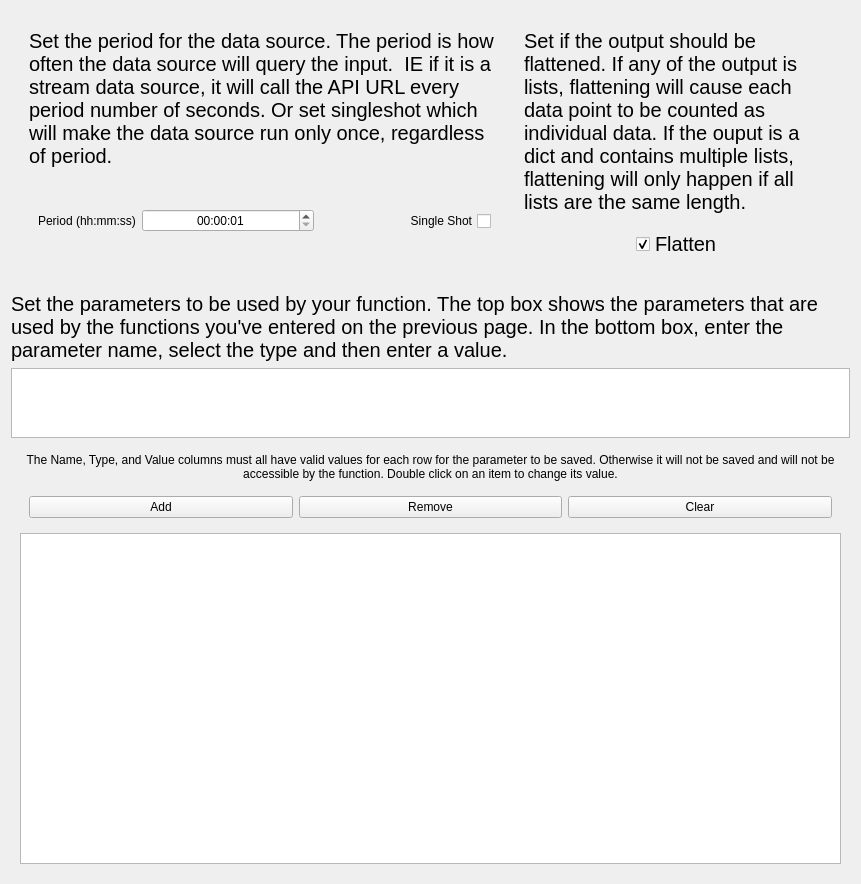
rmallow/howdyCoder, file howdyCoder/ui/qtUiFiles/createDataSourceParametersPage.ui: the form before one commit.
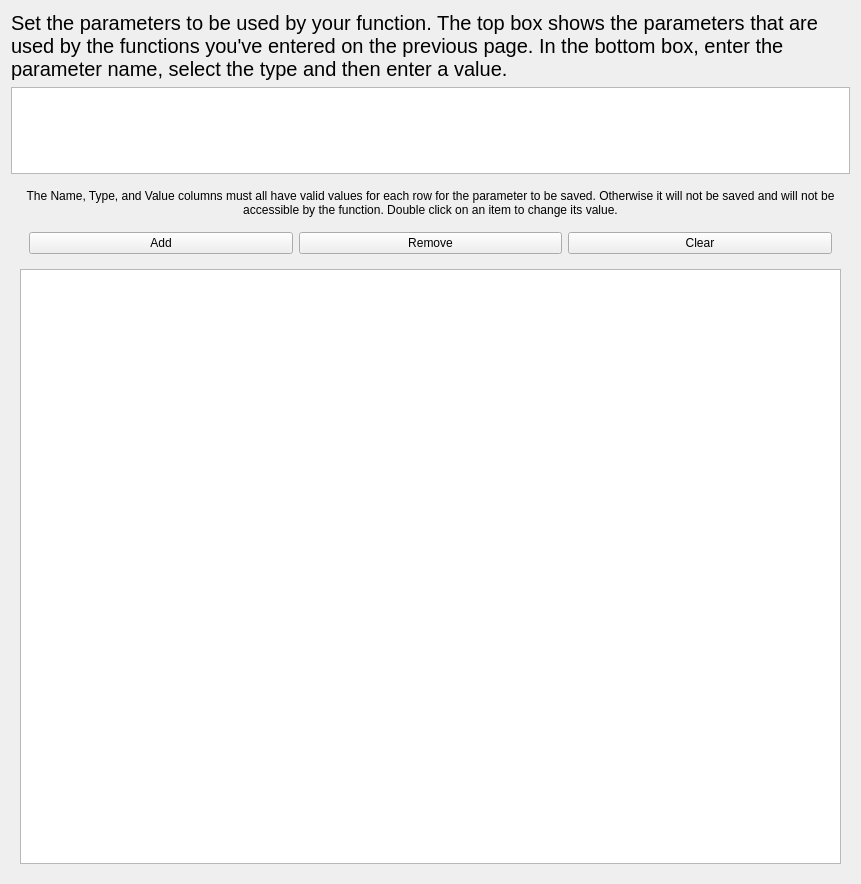
The form after the commit. Custom widgets are drawn as their Qt base class.

Commit message: modifying create wizard for settings pages, simplifying parameters/confirm pages

What changed in the file:
```diff
--- a/howdyCoder/ui/qtUiFiles/createDataSourceParametersPage.ui
+++ b/howdyCoder/ui/qtUiFiles/createDataSourceParametersPage.ui
@@ -14,194 +14,6 @@
    <string>CreateDataSourceParametersPage</string>
   </property>
   <layout class="QVBoxLayout" name="verticalLayout">
-   <item>
-    <widget class="QWidget" name="period_and_flatten_box" native="true">
-     <property name="sizePolicy">
-      <sizepolicy hsizetype="Preferred" vsizetype="Preferred">
-       <horstretch>0</horstretch>
-       <verstretch>2</verstretch>
-      </sizepolicy>
-     </property>
-     <layout class="QHBoxLayout" name="horizontalLayout">
-      <item>
-       <widget class="QWidget" name="periodWidgetBox" native="true">
-        <property name="sizePolicy">
-         <sizepolicy hsizetype="Preferred" vsizetype="Preferred">
-          <horstretch>3</horstretch>
-          <verstretch>0</verstretch>
-         </sizepolicy>
-        </property>
-        <layout class="QVBoxLayout" name="verticalLayout_2">
-         <item>
-          <widget class="QLabel" name="periodLabel">
-           <property name="font">
-            <font>
-             <pointsize>15</pointsize>
-            </font>
-           </property>
-           <property name="text">
-            <string>Set the period for the data source. The period is how often the data source will query the input.  IE if it is a stream data source, it will call the API URL every period number of seconds. Or set singleshot which will make the data source run only once, regardless of period.</string>
-           </property>
-           <property name="wordWrap">
-            <bool>true</bool>
-           </property>
-          </widget>
-         </item>
-         <item>
-          <widget class="QWidget" name="widget_11" native="true">
-           <layout class="QHBoxLayout" name="horizontalLayout_9">
-            <item>
-             <widget class="QLabel" name="label_3">
-              <property name="sizePolicy">
-               <sizepolicy hsizetype="Maximum" vsizetype="Preferred">
-                <horstretch>0</horstretch>
-                <verstretch>0</verstretch>
-               </sizepolicy>
-              </property>
-              <property name="text">
-               <string>Period (hh:mm:ss)</string>
-              </property>
-              <property name="alignment">
-               <set>Qt::AlignCenter</set>
-              </property>
-             </widget>
-            </item>
-            <item>
-             <widget class="QTimeEdit" name="time_edit">
-              <property name="alignment">
-               <set>Qt::AlignCenter</set>
-              </property>
-              <property name="date">
-               <date>
-                <year>2000</year>
-                <month>1</month>
-                <day>1</day>
-               </date>
-              </property>
-              <property name="minimumTime">
-               <time>
-                <hour>0</hour>
-                <minute>0</minute>
-                <second>1</second>
-               </time>
-              </property>
-              <property name="currentSection">
-               <enum>QDateTimeEdit::HourSection</enum>
-              </property>
-              <property name="displayFormat">
-               <string>hh:mm:ss</string>
-              </property>
-              <property name="currentSectionIndex">
-               <number>0</number>
-              </property>
-              <property name="time">
-               <time>
-                <hour>0</hour>
-                <minute>0</minute>
-                <second>1</second>
-               </time>
-              </property>
-             </widget>
-            </item>
-            <item>
-             <widget class="QCheckBox" name="single_shot_check">
-              <property name="layoutDirection">
-               <enum>Qt::RightToLeft</enum>
-              </property>
-              <property name="text">
-               <string>Single Shot</string>
-              </property>
-             </widget>
-            </item>
-           </layout>
-          </widget>
-         </item>
-        </layout>
-       </widget>
-      </item>
-      <item>
-       <widget class="QWidget" name="flattenWidgetBox" native="true">
-        <property name="sizePolicy">
-         <sizepolicy hsizetype="Preferred" vsizetype="Preferred">
-          <horstretch>2</horstretch>
-          <verstretch>0</verstretch>
-         </sizepolicy>
-        </property>
-        <layout class="QVBoxLayout" name="verticalLayout_3">
-         <item>
-          <widget class="QLabel" name="label">
-           <property name="font">
-            <font>
-             <pointsize>15</pointsize>
-            </font>
-           </property>
-           <property name="text">
-            <string>Set if the output should be flattened. If any of the output is lists, flattening will cause each data point to be counted as individual data. If the ouput is a dict and contains multiple lists, flattening will only happen if all lists are the same length.</string>
-           </property>
-           <property name="wordWrap">
-            <bool>true</bool>
-           </property>
-          </widget>
-         </item>
-         <item>
-          <widget class="QWidget" name="widget_4" native="true">
-           <property name="layoutDirection">
-            <enum>Qt::LeftToRight</enum>
-           </property>
-           <layout class="QHBoxLayout" name="horizontalLayout_2">
-            <property name="leftMargin">
-             <number>12</number>
-            </property>
-            <item>
-             <spacer name="horizontalSpacer_2">
-              <property name="orientation">
-               <enum>Qt::Horizontal</enum>
-              </property>
-              <property name="sizeHint" stdset="0">
-               <size>
-                <width>40</width>
-                <height>20</height>
-               </size>
-              </property>
-             </spacer>
-            </item>
-            <item>
-             <widget class="QCheckBox" name="flattenedCheck">
-              <property name="font">
-               <font>
-                <pointsize>15</pointsize>
-               </font>
-              </property>
-              <property name="text">
-               <string>Flatten</string>
-              </property>
-              <property name="checked">
-               <bool>true</bool>
-              </property>
-             </widget>
-            </item>
-            <item>
-             <spacer name="horizontalSpacer">
-              <property name="orientation">
-               <enum>Qt::Horizontal</enum>
-              </property>
-              <property name="sizeHint" stdset="0">
-               <size>
-                <width>40</width>
-                <height>20</height>
-               </size>
-              </property>
-             </spacer>
-            </item>
-           </layout>
-          </widget>
-         </item>
-        </layout>
-       </widget>
-      </item>
-     </layout>
-    </widget>
-   </item>
    <item>
     <widget class="QLabel" name="suggested_label">
      <property name="font">
```
The commit also changes 31 other files.
